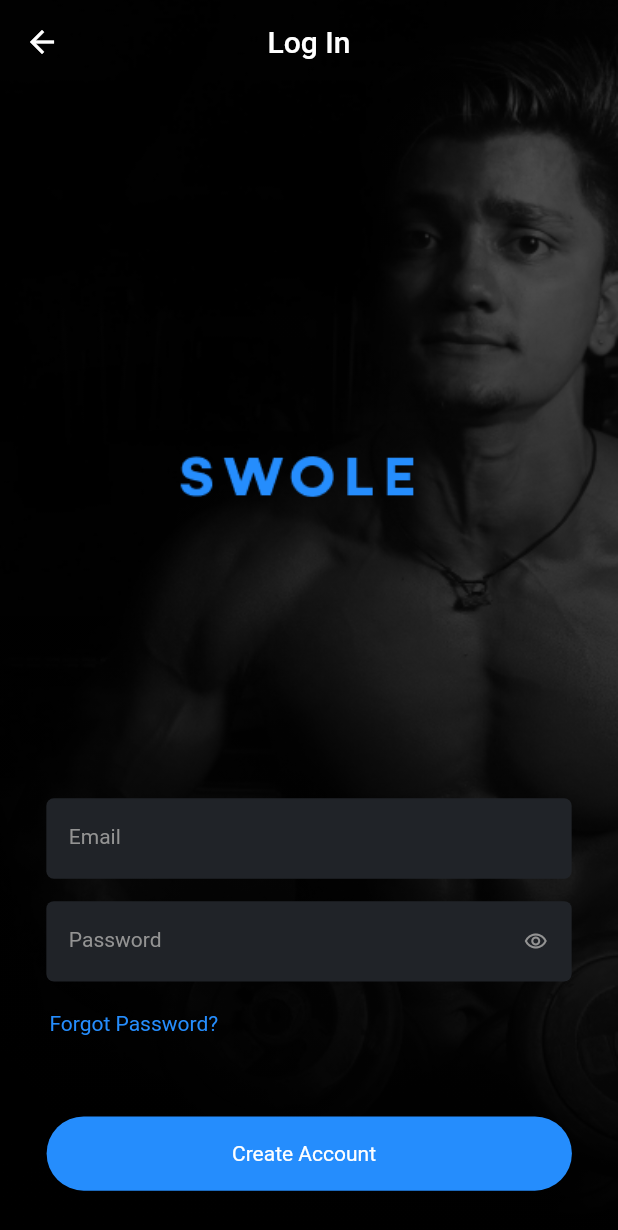
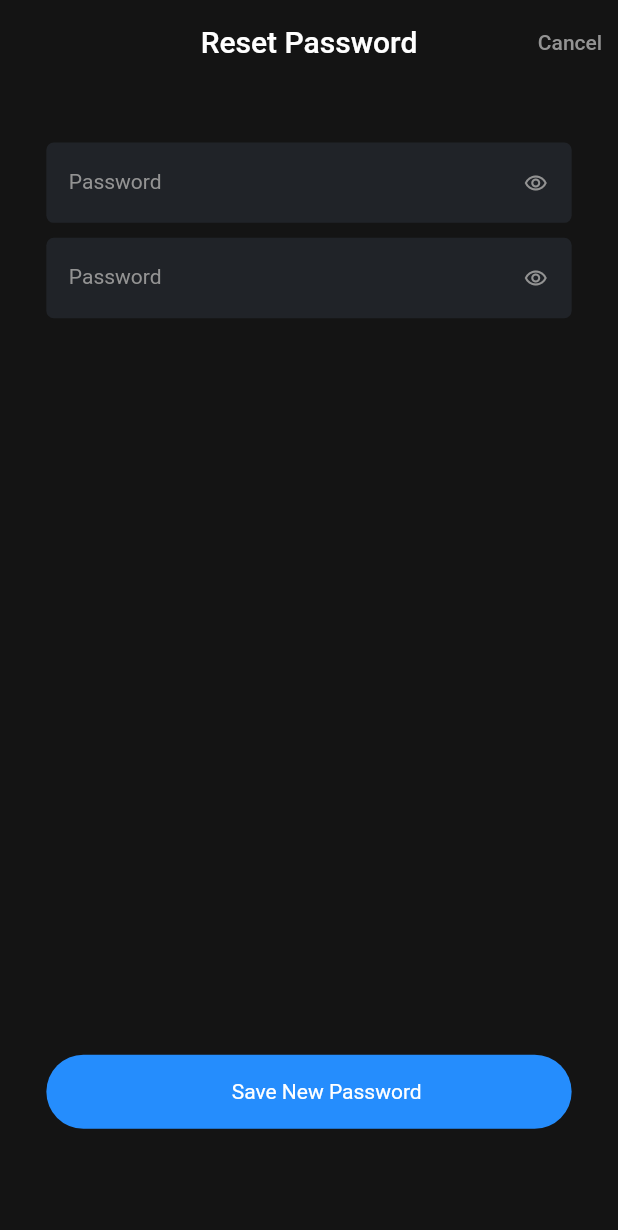
Before and after one commit to ArslanAshraf462/SWOLE-App, a Flutter app: the LoginScreen screen opened by its route, after a tap on "Forgot Password?", on a phone screen of 412 x 824 dp. Shown: the top 1230 px of the screen. Run offline on Flutter 3.47's test engine with Material 2 defaults, Android fonts, the phone set to English and light mode, and no system bars; our stand-ins replace image_picker.

Commit message:
Added the reset password screen

```diff
--- a/lib/constants/app_strings.dart
+++ b/lib/constants/app_strings.dart
@@ -15,4 +15,7 @@ static const String andText='and ';
 static const String termsText='Terms of Use';
 static const String forgotPasswordText='Forgot Password?';
 static const String loginAppBarText='Log In';
+static const String resetPasswordText='Reset Password';
+static const String cancelText='Cancel';
+static const String saveNewPassText='Save New Password';
 }
--- a/lib/constants/colors.dart
+++ b/lib/constants/colors.dart
@@ -17,4 +17,5 @@ class AppColors{
   static const Color textTextFieldColor=Color(0xff939393);
   static const Color textFieldInputColor=Color(0xffFFFFFF);
   static const Color checkboxTextColor=Color(0xffB7B7B7);
+  static const Color resetBackgroundColor=Color(0xff141414);
 }
--- a/lib/constants/dimens.dart
+++ b/lib/constants/dimens.dart
@@ -1,8 +1,11 @@
 class Dimens{
+  static const double size10=10;
   static const double size15=15;
   static const double size20=20;
   static const double size16=16;
+  static const double size39=39;
   static const double size40=40;
+  static const double size41=41;
   static const double size44=44;
   static const double size46=46;
   static const double size54=54;
@@ -11,4 +14,5 @@ class Dimens{
   static const double size81=81;
   static const double size100=100;
   static const double size200=200;
+  static const double size483=483;
 }
--- a/lib/ui/screens/login_screen/login_screen.dart
+++ b/lib/ui/screens/login_screen/login_screen.dart
@@ -1,4 +1,5 @@
 import 'package:flutter/material.dart';
+import 'package:swole_app/ui/screens/reset_password/reset_password.dart';
 import 'package:swole_app/ui/widgets/background_image_widget.dart';
 
 import '../../../constants/app_strings.dart';
@@ -65,7 +66,9 @@ class _LoginScreenState extends State<LoginScreen> {
             ),
             UIHelper.verticalSpace(Dimens.size20),
             GestureDetector(
-              onTap: () {},
+              onTap: () {
+                Navigator.of(context).push(MaterialPageRoute(builder: (context) => ResetPassword(),));
+              },
               child: Padding(
                 padding: EdgeInsets.only(left: screenSize.width*0.08),
                 child: const Text(AppStrings.forgotPasswordText,
--- /dev/null
+++ b/lib/ui/screens/reset_password/reset_password.dart
@@ -0,0 +1,78 @@
+import 'package:flutter/material.dart';
+import 'package:swole_app/constants/app_strings.dart';
+import 'package:swole_app/constants/dimens.dart';
+import 'package:swole_app/ui/utils/ui_helper/ui_helper.dart';
+
+import '../../../constants/colors.dart';
+import '../../widgets/button_widget.dart';
+import '../../widgets/text_form_field_widget.dart';
+
+class ResetPassword extends StatefulWidget {
+  const ResetPassword({Key? key}) : super(key: key);
+
+  @override
+  State<ResetPassword> createState() => _ResetPasswordState();
+}
+
+class _ResetPasswordState extends State<ResetPassword> {
+  final TextEditingController passwordController = TextEditingController();
+  final TextEditingController confPasswordController = TextEditingController();
+  @override
+  Widget build(BuildContext context) {
+    final screenSize = MediaQuery.of(context).size;
+    return Scaffold(
+      appBar: AppBar(
+        title: const Text(AppStrings.resetPasswordText),
+        backgroundColor: AppColors.resetBackgroundColor,
+        centerTitle: true,
+        automaticallyImplyLeading: false,
+        elevation: 0,
+        actions: [
+          TextButton(onPressed: () {}, child: const Text(AppStrings.cancelText,style: TextStyle(color: AppColors.textTextFieldColor),))
+        ],
+      ),
+      backgroundColor: AppColors.resetBackgroundColor,
+      body: SingleChildScrollView(
+        child: Column(
+          children: [
+            UIHelper.verticalSpace(Dimens.size39),
+            TextFormFieldWidget(
+              label: AppStrings.textFieldPasswordText,
+              suffixIcon: const Icon(
+                Icons.remove_red_eye_outlined,
+                color: AppColors.textTextFieldColor,
+                size: 16,
+              ),
+              textInputType: TextInputType.text,
+              validator: (p0) {},
+              controller: passwordController,
+            ),
+            UIHelper.verticalSpace(Dimens.size10),
+            TextFormFieldWidget(
+              label: AppStrings.textFieldPasswordText,
+              suffixIcon: const Icon(
+                Icons.remove_red_eye_outlined,
+                color: AppColors.textTextFieldColor,
+                size: 16,
+              ),
+              textInputType: TextInputType.text,
+              validator: (p0) {},
+              controller: confPasswordController,
+            ),
+            UIHelper.verticalSpace(Dimens.size483),
+            ButtonWidget(
+                onPressed: () {},
+                insertIcon: false,
+                leftWidth: screenSize.width * 0.3,
+                color: AppColors.appBlueColor,
+                title: AppStrings.saveNewPassText,
+                fontWeight: FontWeight.w400,
+                titleColor: AppColors.whiteColor,
+              ),
+            UIHelper.verticalSpace(Dimens.size41),
+          ],
+        ),
+      ),
+    );
+  }
+}
```
